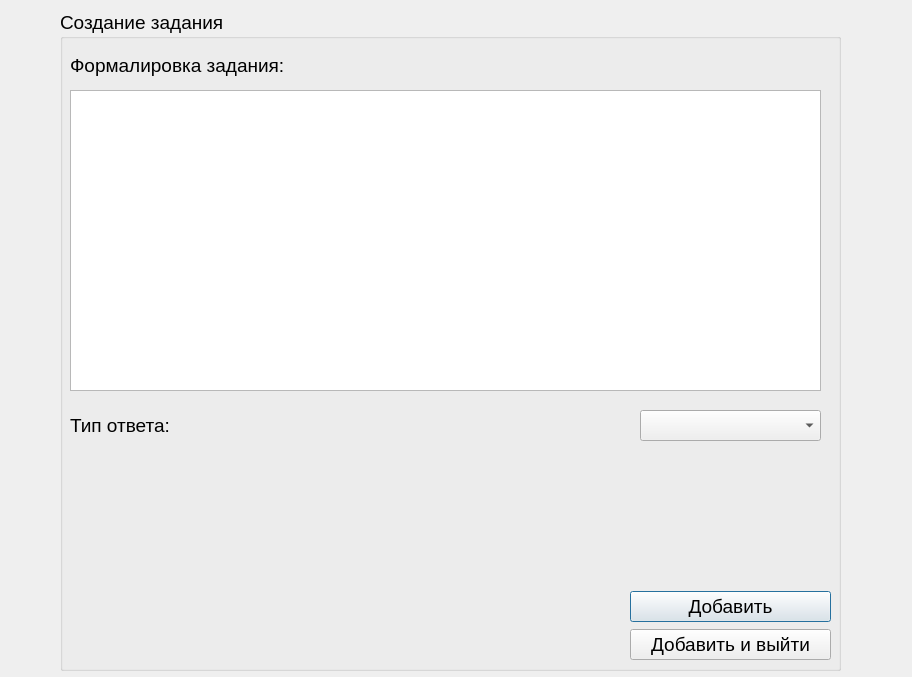
Rayzedan/SystemControlStudent, file questionedit.ui: the form before one commit.
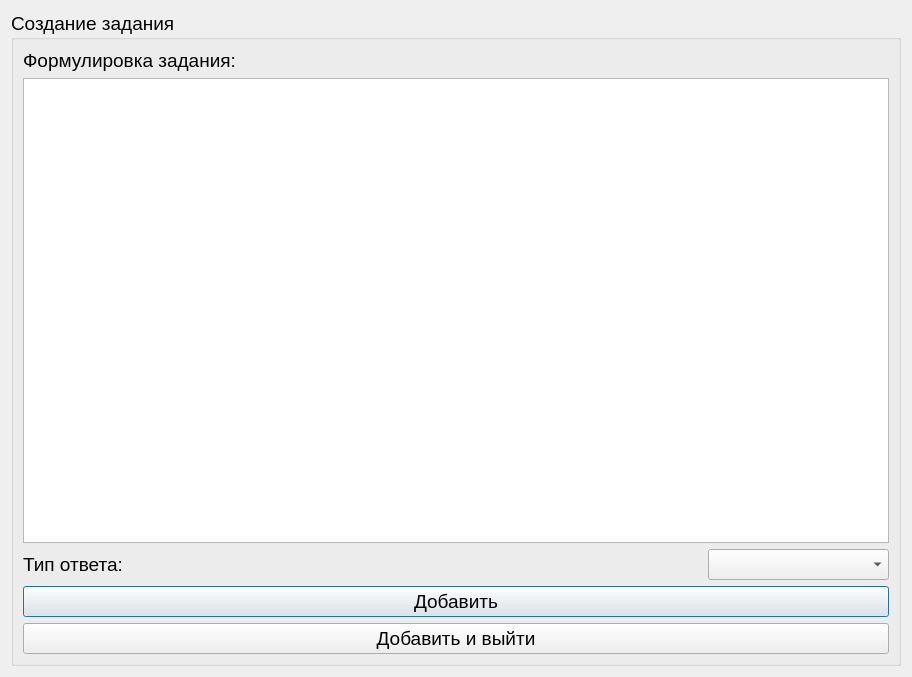
The form after the commit.

Commit message: Фикс дизайна

```diff
--- a/questionedit.ui
+++ b/questionedit.ui
@@ -13,15 +13,9 @@
   <property name="windowTitle">
    <string>Dialog</string>
   </property>
+  <layout class="QHBoxLayout" name="horizontalLayout_2">
+   <item>
   <widget class="QGroupBox" name="groupBox">
-   <property name="geometry">
-    <rect>
-     <x>60</x>
-     <y>10</y>
-     <width>781</width>
-     <height>661</height>
-    </rect>
-   </property>
    <property name="font">
     <font>
      <pointsize>14</pointsize>
@@ -30,38 +24,18 @@
    <property name="title">
     <string>Создание задания</string>
    </property>
+     <layout class="QVBoxLayout" name="verticalLayout_2">
+      <item>
    <widget class="QLabel" name="label">
-    <property name="geometry">
-     <rect>
-      <x>10</x>
-      <y>30</y>
-      <width>311</width>
-      <height>51</height>
-     </rect>
-    </property>
     <property name="text">
-     <string>Формалировка задания:</string>
-    </property>
-   </widget>
-   <widget class="QTextEdit" name="textEdit">
-    <property name="geometry">
-     <rect>
-      <x>10</x>
-      <y>80</y>
-      <width>751</width>
-      <height>301</height>
-     </rect>
-    </property>
-   </widget>
-   <widget class="QWidget" name="">
-    <property name="geometry">
-     <rect>
-      <x>10</x>
-      <y>390</y>
-      <width>751</width>
-      <height>51</height>
-     </rect>
-    </property>
+         <string>Формулировка задания:</string>
+        </property>
+       </widget>
+      </item>
+      <item>
+       <widget class="QTextEdit" name="textEdit"/>
+      </item>
+      <item>
     <layout class="QHBoxLayout" name="horizontalLayout" stretch="1,10,1">
      <item>
       <widget class="QLabel" name="label_2">
@@ -103,16 +77,8 @@
       </widget>
      </item>
     </layout>
-   </widget>
-   <widget class="QWidget" name="">
-    <property name="geometry">
-     <rect>
-      <x>570</x>
-      <y>580</y>
-      <width>201</width>
-      <height>71</height>
-     </rect>
-    </property>
+      </item>
+      <item>
     <layout class="QVBoxLayout" name="verticalLayout">
      <item>
       <widget class="QPushButton" name="pushButton">
@@ -129,8 +95,11 @@
       </widget>
      </item>
     </layout>
-   </widget>
-  </widget>
+      </item>
+     </layout>
+    </widget>
+   </item>
+  </layout>
  </widget>
  <resources/>
  <connections/>
```
Lines whose indentation alone changed are shown as unchanged. The commit also changes 3 other files.
